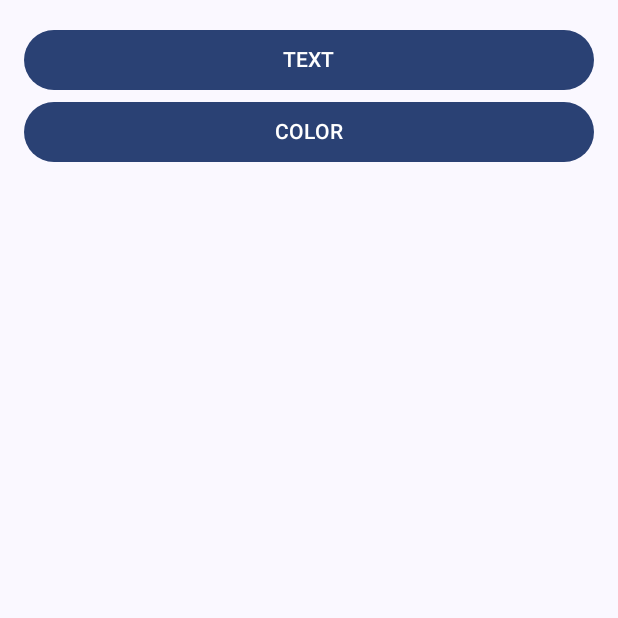
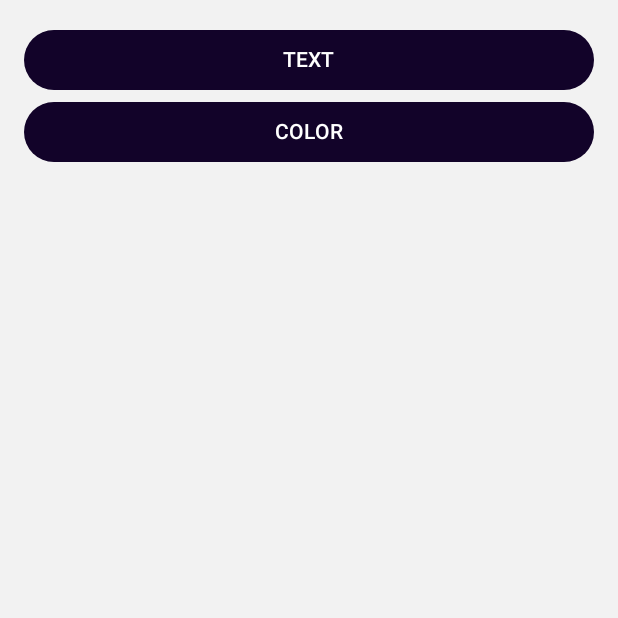
Before and after one commit to AfoxPlus/app-yalistoadmin-android, an Android app built with Jetpack Compose: the screen it shows after launch (MainActivity), on a phone screen of 412 x 824 dp, the top half of it. Run offline under Robolectric (Android 15) with nearby library versions, the phone set to English and light mode, and no system bars; Roboto replaces fonts that are not available here.

Commit message:
migrated theme to theme from uikit

```diff
--- a/app/src/main/java/com/afoxplus/yalistoadmin/ui/home/HomeActivity.kt
+++ b/app/src/main/java/com/afoxplus/yalistoadmin/ui/home/HomeActivity.kt
@@ -7,13 +7,13 @@ import androidx.compose.foundation.layout.fillMaxSize
 import androidx.compose.material3.MaterialTheme
 import androidx.compose.material3.Surface
 import androidx.compose.ui.Modifier
-import com.afoxplus.yalistoadmin.ui.theme.AppyalistoadminandroidTheme
+import com.afoxplus.uikitcompose.ui.theme.UiKitComposeTheme
 
 class HomeActivity : ComponentActivity() {
     override fun onCreate(savedInstanceState: Bundle?) {
         super.onCreate(savedInstanceState)
         setContent {
-            AppyalistoadminandroidTheme {
+            UiKitComposeTheme {
                 Surface(
                     modifier = Modifier.fillMaxSize(),
                     color = MaterialTheme.colorScheme.background
--- a/app/src/main/java/com/afoxplus/yalistoadmin/ui/order/components/OrderStatusComponent.kt
+++ b/app/src/main/java/com/afoxplus/yalistoadmin/ui/order/components/OrderStatusComponent.kt
@@ -25,8 +25,8 @@ import com.afoxplus.uikitcompose.ui.theme.Header05
 import com.afoxplus.uikitcompose.ui.theme.Light03
 import com.afoxplus.uikitcompose.ui.theme.Paragraph01
 import com.afoxplus.uikitcompose.ui.theme.Paragraph02
+import com.afoxplus.uikitcompose.ui.theme.UiKitComposeTheme
 import com.afoxplus.yalistoadmin.R
-import com.afoxplus.yalistoadmin.ui.theme.AppyalistoadminandroidTheme
 
 @Composable
 fun OrderDetailItem(
@@ -111,7 +111,8 @@ fun OrderDetailTotalItem(modifier: Modifier = Modifier, total: String, paymentMe
 
 @Preview(showBackground = true)
 @Composable
-fun OrderDetailItemPreview() = AppyalistoadminandroidTheme {
+fun OrderDetailItemPreview() {
+    UiKitComposeTheme {
         Column {
             OrderDetailItem(
                 title = "Jarra chicha morada",
@@ -133,3 +134,4 @@ fun OrderDetailItemPreview() = AppyalistoadminandroidTheme {
         }
 
     }
+}
--- a/build.gradle.kts
+++ b/build.gradle.kts
@@ -4,7 +4,6 @@ plugins {
     id("com.android.library").version("8.0.2") apply false
     id("org.jetbrains.kotlin.android").version("1.8.22") apply false
     id("org.jetbrains.kotlin.kapt").version("1.8.22") apply false
-    //id("org.jetbrains.kotlin.plugin.parcelize").version("1.8.22")  apply false
     id("com.google.dagger.hilt.android").version("2.46.1") apply false
     id("com.google.android.libraries.mapsplatform.secrets-gradle-plugin").version("2.0.1") apply false
 }
--- a/uikit-demo/src/main/AndroidManifest.xml
+++ b/uikit-demo/src/main/AndroidManifest.xml
@@ -9,7 +9,7 @@
         android:supportsRtl="true"
         android:theme="@style/Theme.Appyalistoadminandroid">
         <activity
-            android:name=".MainActivity"
+            android:name=".ui.MainActivity"
             android:exported="true"
             android:label="@string/app_name"
             android:theme="@style/Theme.Appyalistoadminandroid">
--- a/uikit-demo/src/main/java/com/afoxplus/uikitdemo/MainActivity.kt
+++ b/uikit-demo/src/main/java/com/afoxplus/uikitdemo/ui/MainActivity.kt
@@ -1,4 +1,4 @@
-package com.afoxplus.uikitdemo
+package com.afoxplus.uikitdemo.ui
 
 import android.os.Bundle
 import androidx.activity.ComponentActivity
@@ -13,24 +13,23 @@ import androidx.compose.material3.Surface
 import androidx.compose.material3.Text
 import androidx.compose.runtime.Composable
 import androidx.compose.ui.Modifier
-import androidx.compose.ui.tooling.preview.Preview
 import androidx.compose.ui.unit.dp
 import androidx.navigation.NavController
 import androidx.navigation.compose.NavHost
 import androidx.navigation.compose.composable
 import androidx.navigation.compose.rememberNavController
+import com.afoxplus.uikitcompose.ui.theme.UiKitComposeTheme
 import com.afoxplus.uikitdemo.ScreenNames.ROUTE_COLOR
 import com.afoxplus.uikitdemo.ScreenNames.ROUTE_MAIN
 import com.afoxplus.uikitdemo.ScreenNames.ROUTE_TEXT
 import com.afoxplus.uikitdemo.demos.ColorScreen
 import com.afoxplus.uikitdemo.demos.TextScreen
-import com.afoxplus.uikitdemo.ui.theme.AppyalistoadminandroidTheme
 
 class MainActivity : ComponentActivity() {
     override fun onCreate(savedInstanceState: Bundle?) {
         super.onCreate(savedInstanceState)
         setContent {
-            AppyalistoadminandroidTheme {
+            UiKitComposeTheme {
                 // A surface container using the 'background' color from the theme
                 Surface(
                     modifier = Modifier.fillMaxSize(),
@@ -59,9 +58,11 @@ class MainActivity : ComponentActivity() {
 
 @Composable
 fun MainScreen(navController: NavController) {
-    Column(modifier = Modifier
-        .fillMaxSize()
-        .padding(16.dp)) {
+    Column(
+        modifier = Modifier
+            .fillMaxSize()
+            .padding(16.dp)
+    ) {
         Button(
             modifier = Modifier.fillMaxWidth(),
             onClick = { navController.navigate(ROUTE_TEXT) }
@@ -76,9 +77,3 @@ fun MainScreen(navController: NavController) {
         }
     }
 }
-
-@Preview(showBackground = true)
-@Composable
-fun GreetingPreview() {
-    AppyalistoadminandroidTheme {}
-}
--- a/uikit-demo/src/main/java/com/afoxplus/uikitdemo/ui/theme/Color.kt
+++ /dev/null
@@ -1,11 +0,0 @@
-package com.afoxplus.uikitdemo.ui.theme
-
-import androidx.compose.ui.graphics.Color
-
-val Purple80 = Color(0xFFD0BCFF)
-val PurpleGrey80 = Color(0xFFCCC2DC)
-val Pink80 = Color(0xFFEFB8C8)
-
-val Purple40 = Color(0xFF6650a4)
-val PurpleGrey40 = Color(0xFF625b71)
-val Pink40 = Color(0xFF7D5260)
--- a/uikit-demo/src/main/java/com/afoxplus/uikitdemo/ui/theme/Theme.kt
+++ /dev/null
@@ -1,70 +0,0 @@
-package com.afoxplus.uikitdemo.ui.theme
-
-import android.app.Activity
-import android.os.Build
-import androidx.compose.foundation.isSystemInDarkTheme
-import androidx.compose.material3.MaterialTheme
-import androidx.compose.material3.darkColorScheme
-import androidx.compose.material3.dynamicDarkColorScheme
-import androidx.compose.material3.dynamicLightColorScheme
-import androidx.compose.material3.lightColorScheme
-import androidx.compose.runtime.Composable
-import androidx.compose.runtime.SideEffect
-import androidx.compose.ui.graphics.toArgb
-import androidx.compose.ui.platform.LocalContext
-import androidx.compose.ui.platform.LocalView
-import androidx.core.view.WindowCompat
-
-private val DarkColorScheme = darkColorScheme(
-    primary = Purple80,
-    secondary = PurpleGrey80,
-    tertiary = Pink80
-)
-
-private val LightColorScheme = lightColorScheme(
-    primary = Purple40,
-    secondary = PurpleGrey40,
-    tertiary = Pink40
-
-    /* Other default colors to override
-    background = Color(0xFFFFFBFE),
-    surface = Color(0xFFFFFBFE),
-    onPrimary = Color.White,
-    onSecondary = Color.White,
-    onTertiary = Color.White,
-    onBackground = Color(0xFF1C1B1F),
-    onSurface = Color(0xFF1C1B1F),
-    */
-)
-
-@Composable
-fun AppyalistoadminandroidTheme(
-    darkTheme: Boolean = isSystemInDarkTheme(),
-    // Dynamic color is available on Android 12+
-    dynamicColor: Boolean = true,
-    content: @Composable () -> Unit
-) {
-    val colorScheme = when {
-        dynamicColor && Build.VERSION.SDK_INT >= Build.VERSION_CODES.S -> {
-            val context = LocalContext.current
-            if (darkTheme) dynamicDarkColorScheme(context) else dynamicLightColorScheme(context)
-        }
-
-        darkTheme -> DarkColorScheme
-        else -> LightColorScheme
-    }
-    val view = LocalView.current
-    if (!view.isInEditMode) {
-        SideEffect {
-            val window = (view.context as Activity).window
-            window.statusBarColor = colorScheme.primary.toArgb()
-            WindowCompat.getInsetsController(window, view).isAppearanceLightStatusBars = darkTheme
-        }
-    }
-
-    MaterialTheme(
-        colorScheme = colorScheme,
-        typography = Typography,
-        content = content
-    )
-}
--- a/uikit-demo/src/main/java/com/afoxplus/uikitdemo/ui/theme/Type.kt
+++ /dev/null
@@ -1,34 +0,0 @@
-package com.afoxplus.uikitdemo.ui.theme
-
-import androidx.compose.material3.Typography
-import androidx.compose.ui.text.TextStyle
-import androidx.compose.ui.text.font.FontFamily
-import androidx.compose.ui.text.font.FontWeight
-import androidx.compose.ui.unit.sp
-
-// Set of Material typography styles to start with
-val Typography = Typography(
-    bodyLarge = TextStyle(
-        fontFamily = FontFamily.Default,
-        fontWeight = FontWeight.Normal,
-        fontSize = 16.sp,
-        lineHeight = 24.sp,
-        letterSpacing = 0.5.sp
-    )
-    /* Other default text styles to override
-    titleLarge = TextStyle(
-        fontFamily = FontFamily.Default,
-        fontWeight = FontWeight.Normal,
-        fontSize = 22.sp,
-        lineHeight = 28.sp,
-        letterSpacing = 0.sp
-    ),
-    labelSmall = TextStyle(
-        fontFamily = FontFamily.Default,
-        fontWeight = FontWeight.Medium,
-        fontSize = 11.sp,
-        lineHeight = 16.sp,
-        letterSpacing = 0.5.sp
-    )
-    */
-)
```
Also changed, not shown: app/src/main/java/com/afoxplus/yalistoadmin/ui/main/MainActivity.kt (+2 -21 lines), app/src/main/java/com/afoxplus/yalistoadmin/ui/theme/Theme.kt (deleted, +0 -66 lines), uikitcompose/build.gradle.kts (+11 -3 lines), uikitcompose/src/main/java/com/afoxplus/uikitcompose/ui/theme/Theme.kt (+8 -8 lines). Lines whose indentation alone changed are shown as unchanged.
